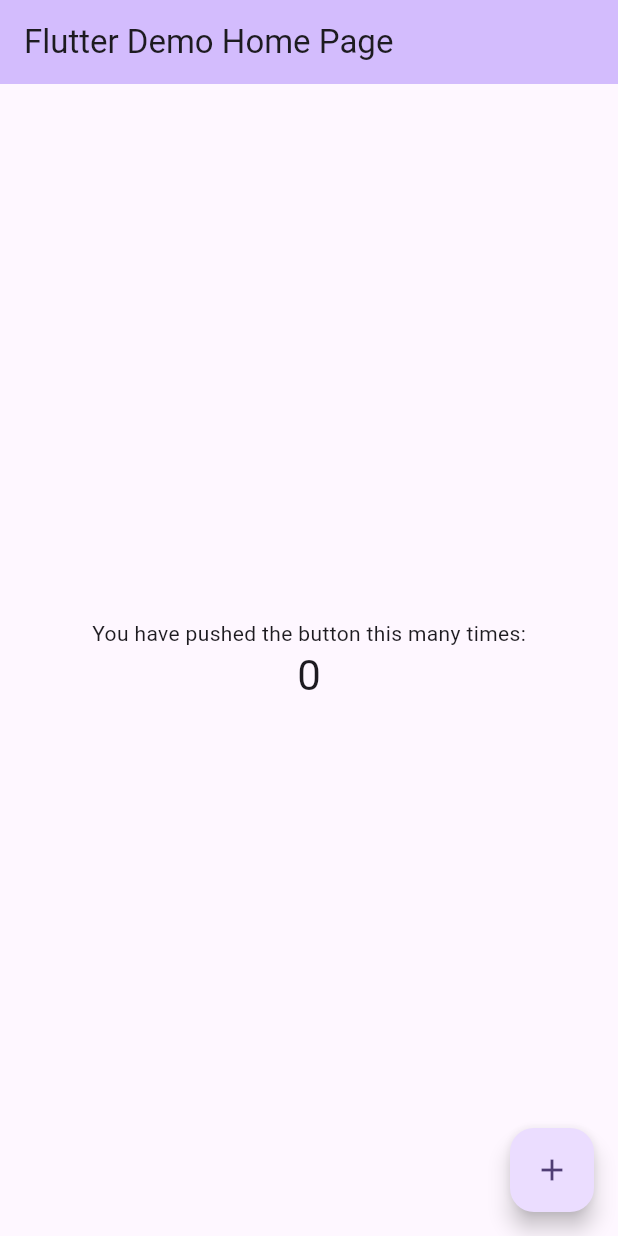
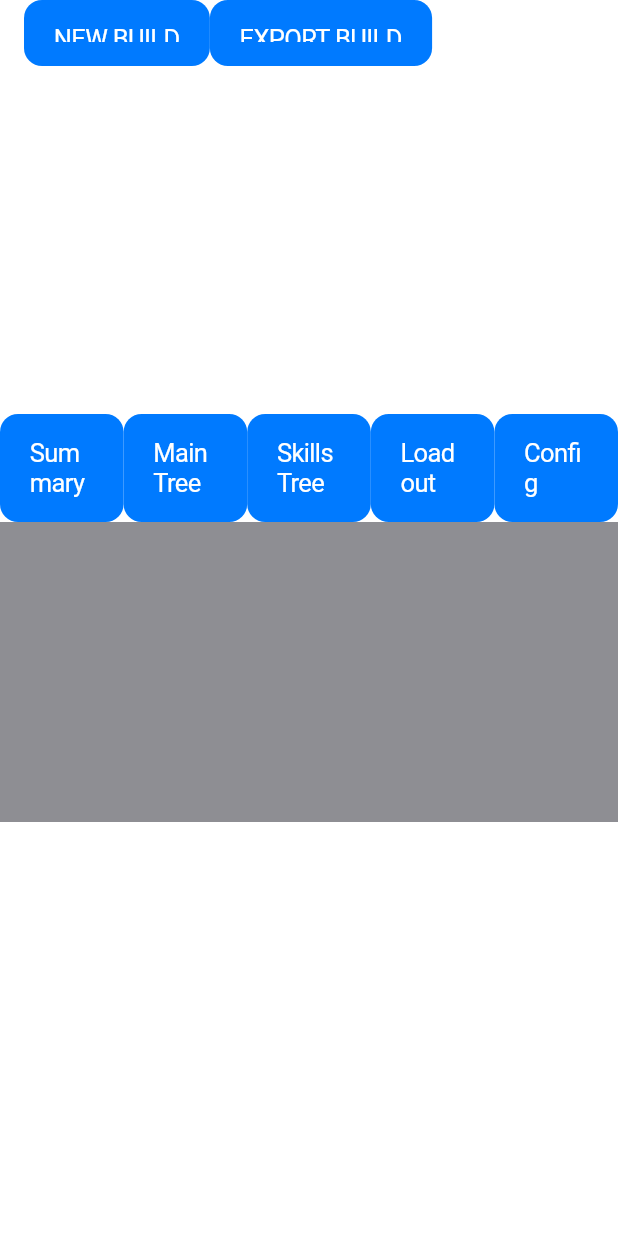
Before and after one commit to Fly-Style/LET, a Flutter app: the screen it shows after launch, on a phone screen of 412 x 824 dp. Run offline on Flutter 3.47's test engine with Material 3 defaults, Android fonts, the phone set to English and light mode, and no system bars.

Commit message:
Main UI layout

```diff
--- a/lib/main.dart
+++ b/lib/main.dart
@@ -1,4 +1,5 @@
-import 'package:flutter/material.dart';
+import 'package:flutter/cupertino.dart';
+import 'package:last_epoch_theorycraft/ui/MainPage.dart';
 
 void main() {
   runApp(const MyApp());
@@ -10,101 +11,12 @@ class MyApp extends StatelessWidget {
   // This widget is the root of your application.
   @override
   Widget build(BuildContext context) {
-    return MaterialApp(
-      title: 'Flutter Demo',
-      theme: ThemeData(
-        colorScheme: ColorScheme.fromSeed(seedColor: Colors.deepPurple),
-        useMaterial3: true,
+    return const CupertinoApp(
+      theme: CupertinoThemeData(
+        primaryColor: CupertinoColors.systemBlue,
       ),
-      home: const MyHomePage(title: 'Flutter Demo Home Page'),
+      title: 'Last Epoch Theorycrafting App',
+      home: MainPage(title: 'Last Epoch Theorycrafting Main Page'),
     );
   }
 }
-
-class MyHomePage extends StatefulWidget {
-  const MyHomePage({super.key, required this.title});
-
-  // This widget is the home page of your application. It is stateful, meaning
-  // that it has a State object (defined below) that contains fields that affect
-  // how it looks.
-
-  // This class is the configuration for the state. It holds the values (in this
-  // case the title) provided by the parent (in this case the App widget) and
-  // used by the build method of the State. Fields in a Widget subclass are
-  // always marked "final".
-
-  final String title;
-
-  @override
-  State<MyHomePage> createState() => _MyHomePageState();
-}
-
-class _MyHomePageState extends State<MyHomePage> {
-  int _counter = 0;
-
-  void _incrementCounter() {
-    setState(() {
-      // This call to setState tells the Flutter framework that something has
-      // changed in this State, which causes it to rerun the build method below
-      // so that the display can reflect the updated values. If we changed
-      // _counter without calling setState(), then the build method would not be
-      // called again, and so nothing would appear to happen.
-      _counter++;
-    });
-  }
-
-  @override
-  Widget build(BuildContext context) {
-    // This method is rerun every time setState is called, for instance as done
-    // by the _incrementCounter method above.
-    //
-    // The Flutter framework has been optimized to make rerunning build methods
-    // fast, so that you can just rebuild anything that needs updating rather
-    // than having to individually change instances of widgets.
-    return Scaffold(
-      appBar: AppBar(
-        // TRY THIS: Try changing the color here to a specific color (to
-        // Colors.amber, perhaps?) and trigger a hot reload to see the AppBar
-        // change color while the other colors stay the same.
-        backgroundColor: Theme.of(context).colorScheme.inversePrimary,
-        // Here we take the value from the MyHomePage object that was created by
-        // the App.build method, and use it to set our appbar title.
-        title: Text(widget.title),
-      ),
-      body: Center(
-        // Center is a layout widget. It takes a single child and positions it
-        // in the middle of the parent.
-        child: Column(
-          // Column is also a layout widget. It takes a list of children and
-          // arranges them vertically. By default, it sizes itself to fit its
-          // children horizontally, and tries to be as tall as its parent.
-          //
-          // Column has various properties to control how it sizes itself and
-          // how it positions its children. Here we use mainAxisAlignment to
-          // center the children vertically; the main axis here is the vertical
-          // axis because Columns are vertical (the cross axis would be
-          // horizontal).
-          //
-          // TRY THIS: Invoke "debug painting" (choose the "Toggle Debug Paint"
-          // action in the IDE, or press "p" in the console), to see the
-          // wireframe for each widget.
-          mainAxisAlignment: MainAxisAlignment.center,
-          children: <Widget>[
-            const Text(
-              'You have pushed the button this many times:',
-            ),
-            Text(
-              '$_counter',
-              style: Theme.of(context).textTheme.headlineMedium,
-            ),
-          ],
-        ),
-      ),
-      floatingActionButton: FloatingActionButton(
-        onPressed: _incrementCounter,
-        tooltip: 'Increment',
-        child: const Icon(Icons.add),
-      ), // This trailing comma makes auto-formatting nicer for build methods.
-    );
-  }
-}
--- /dev/null
+++ b/lib/ui/BuildPage.dart
@@ -0,0 +1,81 @@
+import 'package:flutter/cupertino.dart';
+
+class BuildPage extends StatefulWidget {
+  const BuildPage({super.key});
+
+  @override
+  BuildPageState createState() => BuildPageState();
+}
+
+class BuildPageState extends State<BuildPage> {
+  @override
+  Widget build(BuildContext context) {
+    return Column(mainAxisAlignment: MainAxisAlignment.end, children: [
+      Row(
+        mainAxisAlignment: MainAxisAlignment.spaceEvenly,
+        crossAxisAlignment: CrossAxisAlignment.end,
+        children: [
+          Expanded(
+              flex: 1,
+              child: CupertinoButton.filled(
+                onPressed: () {
+                  // Handle button press
+                },
+                child: const Text(
+                  'Summary',
+                  textDirection: TextDirection.ltr, // Set text direction to LTR
+                ),
+              )),
+          Expanded(
+              flex: 1,
+              child: CupertinoButton.filled(
+                onPressed: () {
+                  // Handle button press
+                },
+                child: const Text(
+                  'Main Tree',
+                  textDirection: TextDirection.ltr, // Set text direction to LTR
+                ),
+              )),
+          Expanded(
+              flex: 1,
+              child: CupertinoButton.filled(
+                onPressed: () {
+                  // Handle button press
+                },
+                child: const Text(
+                  'Skills Tree',
+                  textDirection: TextDirection.ltr, // Set text direction to LTR
+                ),
+              )),
+          Expanded(
+              flex: 1,
+              child: CupertinoButton.filled(
+                onPressed: () {
+                  // Handle button press
+                },
+                child: const Text(
+                  'Loadout',
+                  textDirection: TextDirection.ltr, // Set text direction to LTR
+                ),
+              )),
+          Expanded(
+            flex: 1,
+            child: CupertinoButton.filled(
+              onPressed: () {
+                // Handle button press
+              },
+              child: const Text(
+                'Config',
+                textDirection: TextDirection.ltr, // Set text direction to LTR
+              ),
+            ),
+          ),
+        ],
+      ),
+      ConstrainedBox(
+          constraints: const BoxConstraints(minHeight: 200),
+          child: Container(color: CupertinoColors.systemGrey))
+    ]);
+  }
+}
--- /dev/null
+++ b/lib/ui/ImportBuildPage.dart
@@ -0,0 +1,32 @@
+import 'package:flutter/cupertino.dart';
+
+class ImportBuildPage extends StatefulWidget {
+  const ImportBuildPage({super.key});
+
+  @override
+  ImportBuildPageState createState() => ImportBuildPageState();
+}
+
+class ImportBuildPageState extends State<ImportBuildPage> {
+  @override
+  Widget build(BuildContext context) {
+    return Column(
+      children: [
+        const CupertinoTextField(
+          placeholder: 'Import Build',
+          textDirection: TextDirection.ltr, // Set text direction to LTR
+        ),
+        const SizedBox(height: 16),
+        CupertinoButton.filled(
+          onPressed: () {
+            // Handle button press
+          },
+          child: const Text(
+            'Button',
+            textDirection: TextDirection.ltr, // Set text direction to LTR
+          ),
+        ),
+      ],
+    );
+  }
+}
--- /dev/null
+++ b/lib/ui/MainPage.dart
@@ -0,0 +1,51 @@
+import 'package:flutter/cupertino.dart';
+import 'package:last_epoch_theorycraft/ui/ImportBuildPage.dart';
+import 'package:last_epoch_theorycraft/ui/BuildPage.dart';
+
+class MainPage extends StatefulWidget {
+  const MainPage({super.key, required this.title});
+
+  final String title;
+
+  @override
+  _MyWidgetState createState() => _MyWidgetState();
+}
+
+class _MyWidgetState extends State<MainPage> {
+  bool _defaultView = false;
+
+  @override
+  Widget build(BuildContext context) {
+    return CupertinoPageScaffold(
+      navigationBar: CupertinoNavigationBar(
+        leading: Row(
+          mainAxisSize: MainAxisSize.min,
+          children: [
+            CupertinoButton.filled(
+              onPressed: () {
+                setState(() {
+                  _defaultView = false;
+                });
+              },
+              child: const Text('NEW BUILD'),
+            ),
+            CupertinoButton.filled(
+              onPressed: () {
+                setState(() {
+                  _defaultView = true;
+                });
+              },
+              child: const Text('EXPORT BUILD'),
+            ),
+          ],
+        ),
+      ),
+      child: Column(
+        mainAxisAlignment: MainAxisAlignment.center,
+        children: [
+          if (_defaultView) const ImportBuildPage() else const BuildPage()
+        ],
+      ),
+    );
+  }
+}
```
